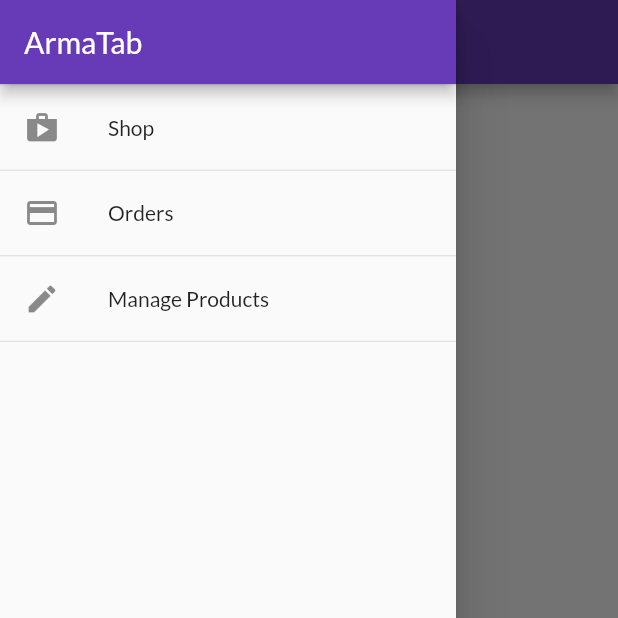
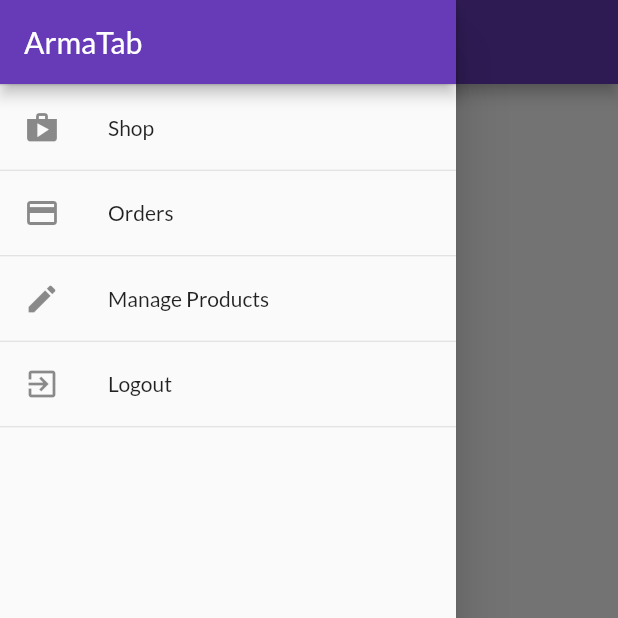
Before and after one commit to nayyara-airlangga/armatab, a Flutter app: the OrdersScreen screen opened by its route, with the side drawer open, on a phone screen of 412 x 824 dp, the top half of it. Run offline on Flutter 3.47's test engine with Material 2 defaults, Android fonts, the phone set to English and light mode, and no system bars; network calls fail.

Commit message:
Added logout feature

```diff
--- a/lib/widgets/app_drawer.dart
+++ b/lib/widgets/app_drawer.dart
@@ -1,7 +1,9 @@
 import 'package:flutter/material.dart';
+import 'package:provider/provider.dart';
 
 import '../screens/orders_screen.dart';
 import '../screens/user_products_screen.dart';
+import '../providers/auth.dart';
 
 class AppDrawer extends StatelessWidget {
   const AppDrawer({
@@ -52,6 +54,17 @@
           Divider(
             height: 1,
           ),
+          ListTile(
+            leading: Icon(Icons.exit_to_app),
+            title: Text('Logout'),
+            onTap: () {
+              Navigator.of(context).pop();
+              Provider.of<Auth>(context, listen: false).logout();
+            },
+          ),
+          Divider(
+            height: 1,
+          ),
         ],
       ),
     );
```
Also changed, not shown: lib/providers/auth.dart (+7 -0 lines).
